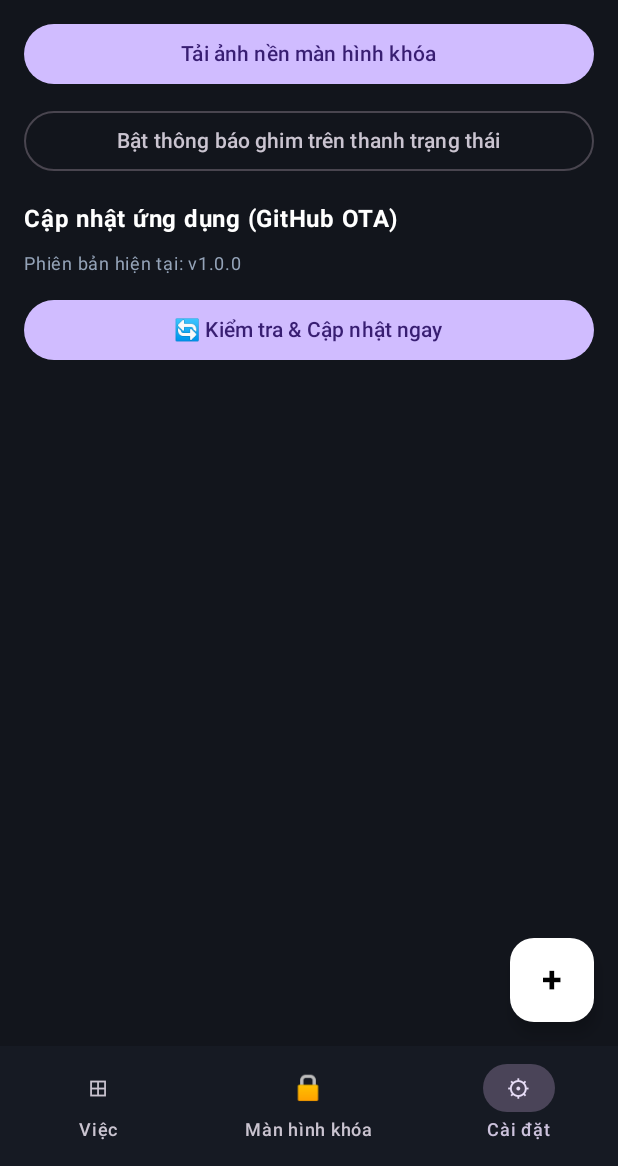
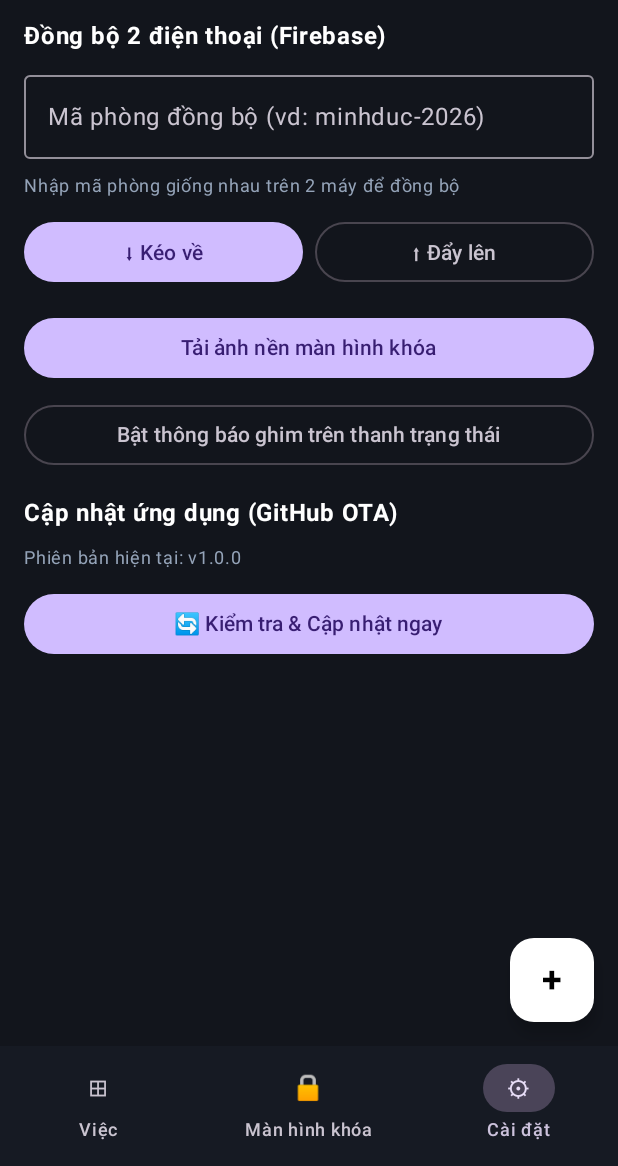
Before and after one commit to nightlostls/work-ota, an Android app built with Jetpack Compose: the screen it shows after launch (MainActivity), item 3 of the bottom bar chosen, on a phone screen of 412 x 824 dp, the part 70-1236 px from its top. Run offline under Robolectric (Android 15) with nearby library versions, the phone set to English and light mode, and no system bars; 1 statement that could not run was skipped.

Commit message:
v1.0.2: Dong bo 2 dien thoai qua Firebase

```diff
--- a/app/build.gradle.kts
+++ b/app/build.gradle.kts
@@ -13,8 +13,8 @@ android {
         applicationId = "com.work.app"
         minSdk = 26
         targetSdk = 37
-        versionCode = 2
-        versionName = "1.0.1"
+        versionCode = 3
+        versionName = "1.0.2"
 
         testInstrumentationRunner = "androidx.test.runner.AndroidJUnitRunner"
     }
--- a/app/src/main/java/com/work/app/MainActivity.kt
+++ b/app/src/main/java/com/work/app/MainActivity.kt
@@ -28,6 +28,7 @@ import androidx.compose.ui.unit.dp
 import androidx.compose.ui.unit.sp
 import com.work.app.data.*
 import com.work.app.update.OtaUpdater
+import com.work.app.sync.FirebaseSync
 import com.work.app.notification.PinnedTaskNotification
 import com.work.app.wallpaper.LockScreenRenderer
 import com.work.app.worker.DailyResetWorker
@@ -73,11 +74,26 @@ fun WorkAppScreen() {
         }
     }
 
-    fun refreshAll() {
+    fun refreshLocalOnly() {
         tasks = repo.getTasksForDate()
         doneIds = repo.getCompletedIds()
         PinnedTaskNotification.showOrUpdate(ctx)
         LockScreenRenderer.renderAndApplyLockScreen(ctx)
+    }
+
+    fun refreshAll() {
+        refreshLocalOnly()
+        if (repo.getSyncRoomCode().isNotBlank()) {
+            FirebaseSync.pushToCloud(ctx)
+        }
+    }
+
+    LaunchedEffect(Unit) {
+        if (repo.getSyncRoomCode().isNotBlank()) {
+            FirebaseSync.pullFromCloud(ctx) { ok, _ ->
+                if (ok) refreshLocalOnly()
+            }
+        }
     }
 
     Scaffold(
@@ -158,7 +174,42 @@ fun WorkAppScreen() {
                     ) { Text("+ Tải ảnh của bạn vào kho hình nền") }
                 }
                 else -> {
+                    var roomCode by remember { mutableStateOf(repo.getSyncRoomCode()) }
+                    var syncStatus by remember { mutableStateOf(if (roomCode.isBlank()) "Nhập mã phòng giống nhau trên 2 máy để đồng bộ" else "Đang kết nối phòng: $roomCode") }
                     var otaStatus by remember { mutableStateOf("Phiên bản hiện tại: v${OtaUpdater.getCurrentVersion(ctx)}") }
+
+                    Text("Đồng bộ 2 điện thoại (Firebase)", color = Color.White, fontWeight = FontWeight.Bold)
+                    Spacer(Modifier.height(6.dp))
+                    OutlinedTextField(
+                        value = roomCode,
+                        onValueChange = { roomCode = it },
+                        label = { Text("Mã phòng đồng bộ (vd: minhduc-2026)") },
+                        singleLine = true,
+                        modifier = Modifier.fillMaxWidth()
+                    )
+                    Spacer(Modifier.height(6.dp))
+                    Text(syncStatus, fontSize = 12.sp, color = Color(0xFF94A3B8))
+                    Spacer(Modifier.height(8.dp))
+                    Row(horizontalArrangement = Arrangement.spacedBy(8.dp), modifier = Modifier.fillMaxWidth()) {
+                        Button(
+                            onClick = {
+                                repo.setSyncRoomCode(roomCode)
+                                FirebaseSync.pullFromCloud(ctx) { ok, msg ->
+                                    syncStatus = msg
+                                    if (ok) refreshLocalOnly()
+                                }
+                            },
+                            modifier = Modifier.weight(1f)
+                        ) { Text("⬇ Kéo về") }
+                        OutlinedButton(
+                            onClick = {
+                                repo.setSyncRoomCode(roomCode)
+                                FirebaseSync.pushToCloud(ctx) { msg -> syncStatus = msg }
+                            },
+                            modifier = Modifier.weight(1f)
+                        ) { Text("⬆ Đẩy lên") }
+                    }
+                    Spacer(Modifier.height(16.dp))
                     Button(
                         onClick = { imagePicker.launch("image/*") },
                         modifier = Modifier.fillMaxWidth()
--- a/app/src/main/java/com/work/app/worker/DailyResetWorker.kt
+++ b/app/src/main/java/com/work/app/worker/DailyResetWorker.kt
@@ -3,11 +3,16 @@ package com.work.app.worker
 import android.content.Context
 import androidx.work.*
 import com.work.app.notification.PinnedTaskNotification
+import com.work.app.sync.FirebaseSync
 import com.work.app.wallpaper.LockScreenRenderer
 import java.util.concurrent.TimeUnit
 
 class DailyResetWorker(ctx: Context, params: WorkerParameters) : Worker(ctx, params) {
     override fun doWork(): Result {
+        FirebaseSync.pullFromCloud(applicationContext) { _, _ ->
+            LockScreenRenderer.renderAndApplyLockScreen(applicationContext)
+            PinnedTaskNotification.showOrUpdate(applicationContext)
+        }
         LockScreenRenderer.renderAndApplyLockScreen(applicationContext)
         PinnedTaskNotification.showOrUpdate(applicationContext)
         return Result.success()
```
Also changed, not shown: app/src/main/java/com/work/app/data/TaskModels.kt (+10 -0 lines), app/src/main/java/com/work/app/sync/FirebaseSync.kt (added, +93 -0 lines).
